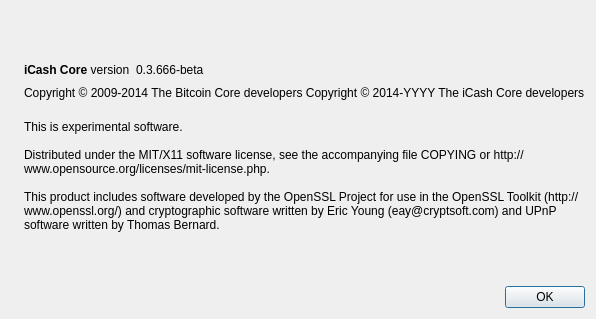
This is src/qt/forms/aboutdialog.ui in cryptodev35/iCash as Qt 5 draws it before an edit. The edited form follows.
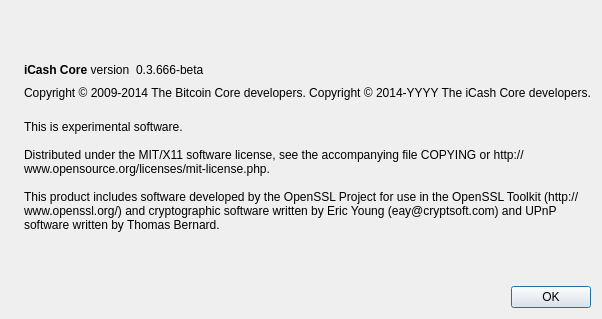
This is the edited form. Icons and pictures are not drawn.

```diff
--- a/src/qt/forms/aboutdialog.ui
+++ b/src/qt/forms/aboutdialog.ui
@@ -91,8 +91,8 @@
         <cursorShape>IBeamCursor</cursorShape>
        </property>
        <property name="text">
-        <string notr="true">Copyright &amp;copy; 2009-2014 The Bitcoin Core developers
-Copyright &amp;copy; 2014-YYYY The iCash Core developers</string>
+        <string>Copyright &amp;copy; 2009-2014 The Bitcoin Core developers.
+Copyright &amp;copy; 2014-YYYY The iCash Core developers.</string>
        </property>
        <property name="textFormat">
         <enum>Qt::RichText</enum>
```
Left out of the diff: 4 changed lines with no effect on the pictures.
